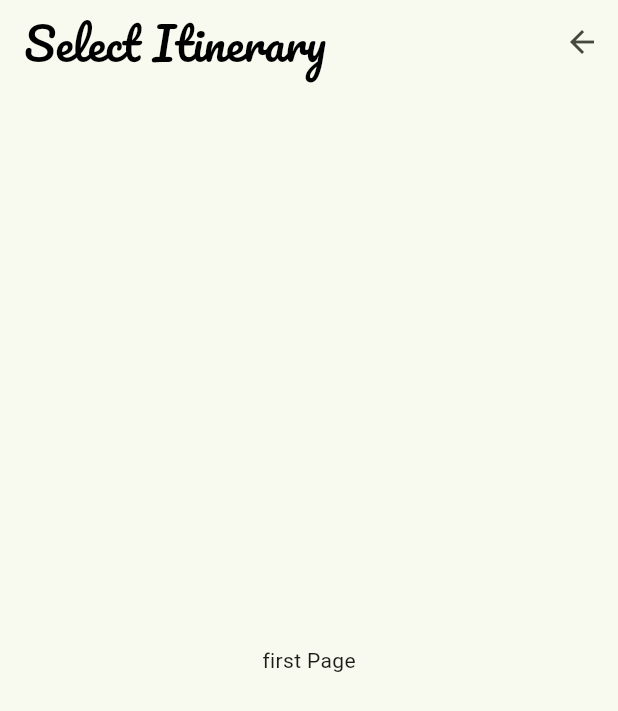
After one commit to Alireza-rahnama/flutter-mobile-app-city-explorer, a Flutter app: the PageViewItinerary screen opened directly, on a phone screen of 412 x 824 dp. The commit adds this screen. Shown: the top 711 px of the screen. Run offline on Flutter 3.47's test engine with Material 2 defaults, Android fonts, the phone set to English and light mode, and no system bars; our stand-ins replace google_fonts; missing offline and left inert: onboarding_animation.

Commit message:
added itinerary page and navigation

```diff
--- a/lib/home_page.dart
+++ b/lib/home_page.dart
@@ -1,5 +1,7 @@
 import 'package:flutter/material.dart';
 import 'package:google_fonts/google_fonts.dart';
+import 'select_itinerary.dart';
+import 'package:onboarding_animation/onboarding_animation.dart';
 
 void main() {
   runApp(const MyApp());
@@ -65,6 +67,10 @@ class MyHomePage extends StatelessWidget {
             child: ElevatedButton(
               onPressed: () {
                 print("hello");
+                Navigator.push(
+                  context,
+                  MaterialPageRoute(builder: (context) => const Category()),
+                );
               },
               style: ElevatedButton.styleFrom(
                 primary: Colors.white60, // Background color
--- /dev/null
+++ b/lib/page_view_itinerary.dart
@@ -0,0 +1,101 @@
+import 'package:flutter/material.dart';
+import 'home_page.dart';
+import 'package:google_fonts/google_fonts.dart';
+import 'grid_item_data.dart';
+
+void main() {
+  runApp(_Category());
+}
+
+class _Category extends StatelessWidget {
+  _Category({super.key});
+
+  @override
+  Widget build(BuildContext context) {
+    return MaterialApp(
+      title: 'Flutter Demo',
+      theme: ThemeData(
+        colorScheme: ColorScheme.fromSeed(seedColor: Colors.lightGreenAccent),
+        cardColor: Color(0xFF008080),
+        useMaterial3: true,
+      ),
+      home: PageViewItinerary(),
+    );
+  }
+}
+
+class PageViewItinerary extends StatelessWidget {
+  PageViewItinerary({super.key});
+
+  @override
+  Widget build(BuildContext context) {
+    return Scaffold(
+        appBar: AppBar(
+            title: Text("Select Itinerary",
+                style: GoogleFonts.pacifico(
+                  color: Colors.black,
+                  fontSize: 30.0,
+                )),
+            actions: <Widget>[
+              IconButton(
+                icon: Icon(Icons.arrow_back_outlined),
+                tooltip: 'Go back',
+                onPressed: () {
+                  Navigator.push(
+                    context,
+                    MaterialPageRoute(builder: (context) => MyApp()),
+                  );
+                },
+              ),
+            ]),
+        body: _myPageViews());
+  }
+}
+
+class _myPageViews extends StatelessWidget {
+  _myPageViews({super.key});
+
+  List<GridItemData> gridData = [
+    GridItemData(
+      imagePath: 'assets/images/1.jpeg',
+      icon: Icons.star,
+      text: 'Adventure\n Enthusiast',
+    ),
+    GridItemData(
+      imagePath: 'assets/images/parque-lage.jpg',
+      icon: Icons.museum,
+      text: 'History\n Afcionados',
+    ),
+    GridItemData(
+      imagePath: 'assets/images/rio-de-janeiro.png',
+      icon: Icons.music_note,
+      text: 'Culinary\n Seekers',
+    ),
+    GridItemData(
+      imagePath: 'assets/images/night-life.jpg',
+      icon: Icons.wine_bar,
+      text: 'Nightlife\n Revelers',
+    ),
+  ];
+
+  @override
+  Widget build(BuildContext context) {
+    final PageController controller = PageController();
+    return PageView(
+      /// [PageView.scrollDirection] defaults to [Axis.horizontal].
+      /// Use [Axis.vertical] to scroll vertically.
+      controller: controller,
+      children: const <Widget>[
+        Center(
+        child: Text('first Page'),
+        ),
+        Center(
+          child: Text('Second Page'),
+        ),
+        Center(
+          child: Text('Third Page'),
+        ),
+      ],
+    );
+  }
+}
--- a/pubspec.yaml
+++ b/pubspec.yaml
@@ -31,6 +31,7 @@ dependencies:
   flutter:
     sdk: flutter
   google_fonts: ^6.1.0
+  onboarding_animation: any
 
 
   # The following adds the Cupertino Icons font to your application.
```
Also changed, not shown: lib/select_itinerary.dart (added, +122 -0 lines), 1 other file.
